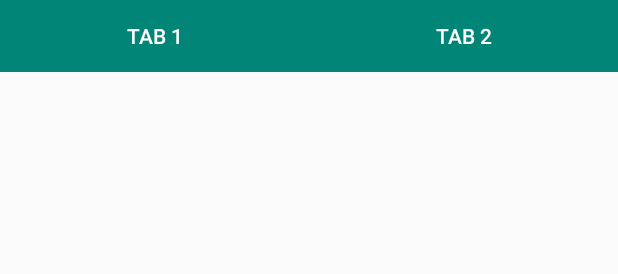
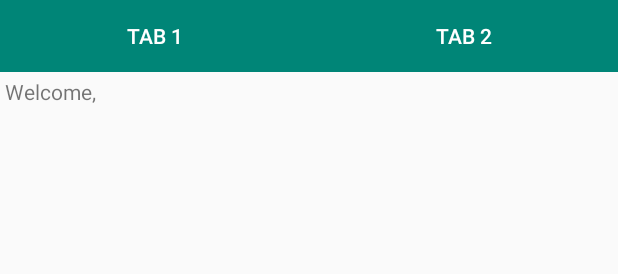
Before and after one commit to rezagrsn/Pertemuan03, an Android app: the layout activity_pertemuan03__constraint_layout.xml on its own in the app's theme, with its tools: preview values and no code run, on a phone screen of 412 x 824 dp. Shown: the top 274 px of the screen. Run offline under Robolectric (Android 15) with nearby library versions, the phone set to English and light mode, and no system bars.

Commit message:
update tugas

```diff
--- a/app/src/main/java/com/example/pertemuan03/activity_pertemuan03__constraint_layout.java
+++ b/app/src/main/java/com/example/pertemuan03/activity_pertemuan03__constraint_layout.java
@@ -9,6 +9,7 @@ import android.content.Intent;
 import android.os.Bundle;
 import android.view.View;
 import android.widget.Button;
+import android.widget.TextView;
 
 public class activity_pertemuan03__constraint_layout extends AppCompatActivity {
     private Button btnAbout;
@@ -17,6 +18,10 @@ public class activity_pertemuan03__constraint_layout extends AppCompatActivity {
     protected void onCreate(Bundle savedInstanceState) {
         super.onCreate(savedInstanceState);
         setContentView(R.layout.activity_pertemuan03__constraint_layout);
+        String username = getIntent().getStringExtra("Username");
+
+        TextView tv = findViewById(R.id.txtWelcome);
+        tv.setText(username);
 
         btnAbout = findViewById(R.id.btnAbout);
         btnAbout.setOnClickListener(new View.OnClickListener() {
--- a/app/src/main/res/layout/activity_pertemuan03__constraint_layout.xml
+++ b/app/src/main/res/layout/activity_pertemuan03__constraint_layout.xml
@@ -40,7 +40,15 @@
         android:id="@+id/mainFrag"
         android:layout_width="match_parent"
         android:layout_height="550dp"
-        android:layout_gravity="top" />
+        android:layout_gravity="top" >
+
+        <TextView
+            android:id="@+id/txtWelcome"
+            android:layout_width="411dp"
+            android:layout_height="match_parent"
+            android:layout_margin="3dp"
+            android:text="Welcome, " />
+    </FrameLayout>
 
     <Button
         android:id="@+id/btnAbout"
--- a/app/src/main/res/layout/activity_pertemuan03__relative_layout.xml
+++ b/app/src/main/res/layout/activity_pertemuan03__relative_layout.xml
@@ -11,7 +11,7 @@
         android:paddingLeft="16dp"
         android:paddingRight="16dp" >
 
-        <EditText
+        <TextView
             android:id="@+id/nama"
             android:layout_width="match_parent"
             android:layout_height="wrap_content"
```
Also changed, not shown: app/src/main/java/com/example/pertemuan03/MainActivity.java (+6 -1 lines).
